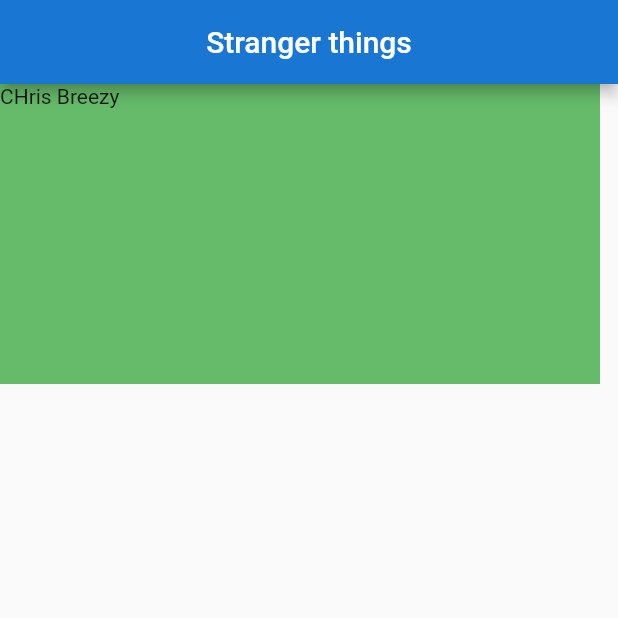
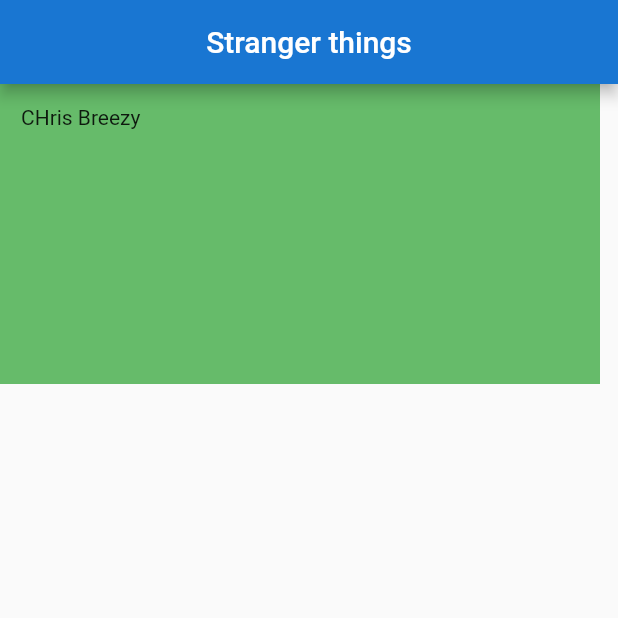
Before and after one commit to NSM722/Codemy-Flutter-Tutorial, a Flutter app: the screen it shows after launch, on a phone screen of 412 x 824 dp, the top half of it. Run offline on Flutter 3.47's test engine with Material 2 defaults, Android fonts, the light colour scheme and no system bars.

Commit message:
style: container padding attribute

```diff
--- a/lib/main.dart
+++ b/lib/main.dart
@@ -26,6 +26,7 @@ class MyApp extends StatelessWidget {
           /// the width + height are till the contained content unless specified
           height: 200.0,
           width: 400.0,
+          padding: const EdgeInsets.all(14.0),
           color: Colors.green[400],
           child: const Text(
             'CHris Breezy',
```
